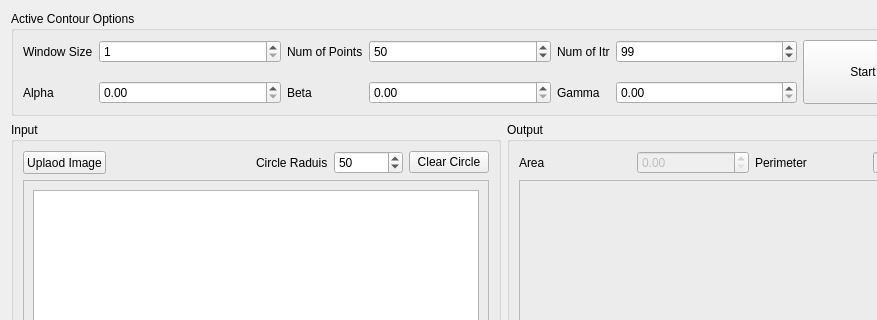
First picture: the form in pages/page5.ui, repository Romaisaa/CV-Toolbox, before the edit; both pictures show x 0 to 877 and y 0 to 320 of the 1008 by 608 pixel window.
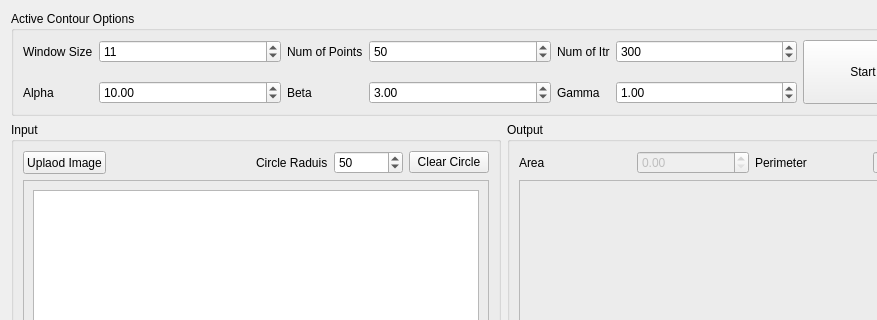
Second picture: the form after the edit.

Patch:
```diff
--- a/pages/page5.ui
+++ b/pages/page5.ui
@@ -222,6 +222,9 @@
         <property name="singleStep">
          <number>2</number>
         </property>
+        <property name="value">
+         <number>11</number>
+        </property>
        </widget>
       </item>
       <item row="0" column="8">
@@ -248,10 +251,18 @@
        </widget>
       </item>
       <item row="3" column="6">
-       <widget class="QDoubleSpinBox" name="beta"/>
+       <widget class="QDoubleSpinBox" name="beta">
+        <property name="value">
+         <double>3.000000000000000</double>
+        </property>
+       </widget>
       </item>
       <item row="3" column="4">
-       <widget class="QDoubleSpinBox" name="alpha"/>
+       <widget class="QDoubleSpinBox" name="alpha">
+        <property name="value">
+         <double>10.000000000000000</double>
+        </property>
+       </widget>
       </item>
       <item row="0" column="9">
        <widget class="QSpinBox" name="numItr">
@@ -259,7 +270,7 @@
          <number>1000</number>
         </property>
         <property name="value">
-         <number>99</number>
+         <number>300</number>
         </property>
        </widget>
       </item>
@@ -287,7 +298,11 @@
        </widget>
       </item>
       <item row="3" column="9">
-       <widget class="QDoubleSpinBox" name="gamma"/>
+       <widget class="QDoubleSpinBox" name="gamma">
+        <property name="value">
+         <double>1.000000000000000</double>
+        </property>
+       </widget>
       </item>
       <item row="0" column="11" rowspan="4">
        <widget class="QPushButton" name="generate_btn">
```
Left out of the diff: 2 changed lines with no effect on the pictures.
